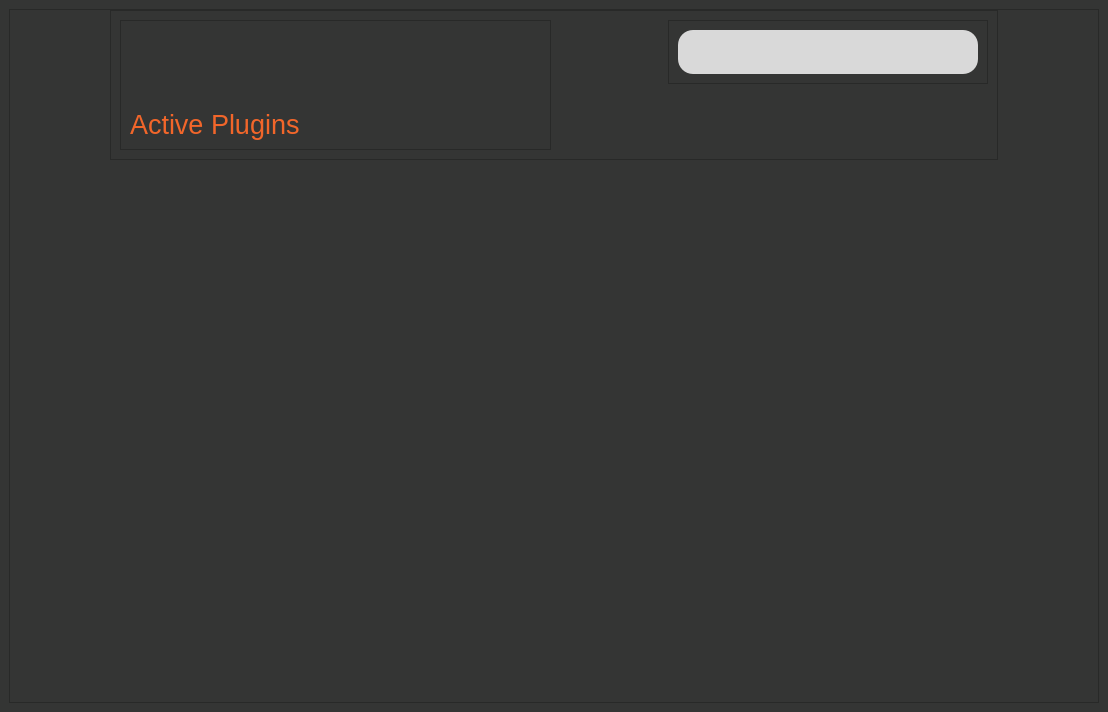
This is newSimpleAnalyze/screens/ui/Plugins.ui in Smidig-Leo/volatility3 as Qt 5 draws it before an edit. The edited form follows.
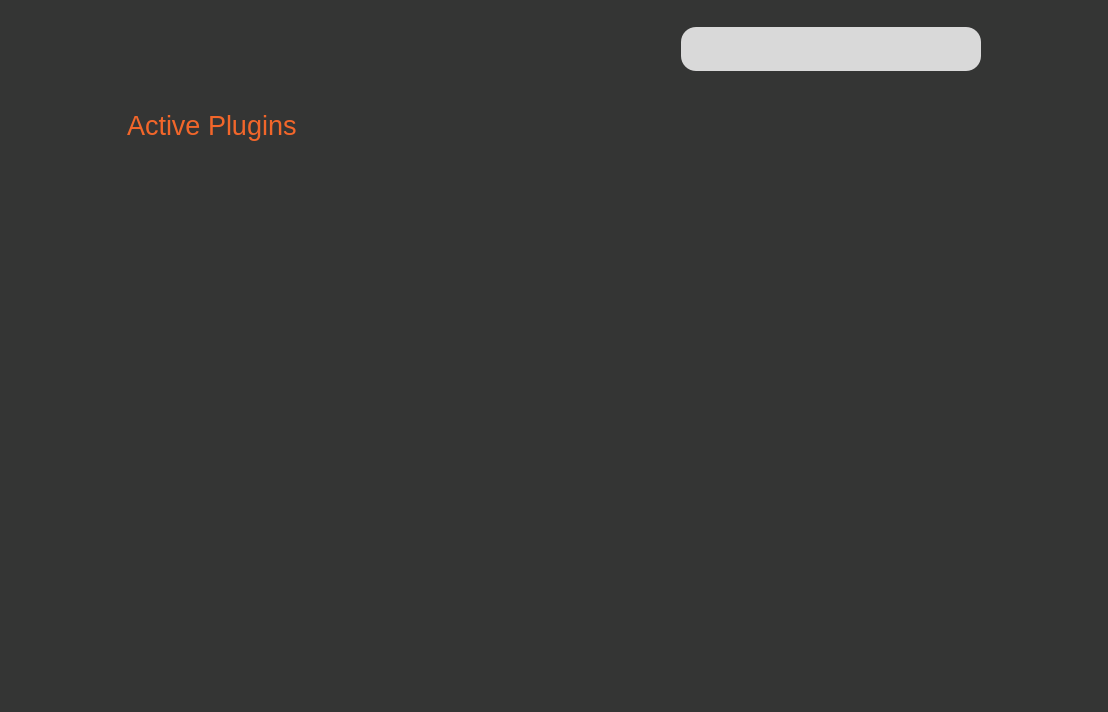
This is the edited form.

Commit message: removing border of frames on all devices

Patch:
```diff
--- a/newSimpleAnalyze/screens/ui/Plugins.ui
+++ b/newSimpleAnalyze/screens/ui/Plugins.ui
@@ -14,7 +14,11 @@
    <string>MainWindow</string>
   </property>
   <property name="styleSheet">
-   <string notr="true">QWidget{
+   <string notr="true">QWidget QFrame {
+	border:none;
+}
+
+QWidget{
 	background-color: rgb(52, 53, 52);
 }
 
@@ -331,8 +335,8 @@
            <rect>
             <x>0</x>
             <y>0</y>
-            <width>886</width>
-            <height>540</height>
+            <width>888</width>
+            <height>542</height>
            </rect>
           </property>
          </widget>
```
Left out of the diff: 1 changed line with no effect on the pictures. Lines whose indentation alone changed are shown as unchanged. The commit also changes 7 other files.
